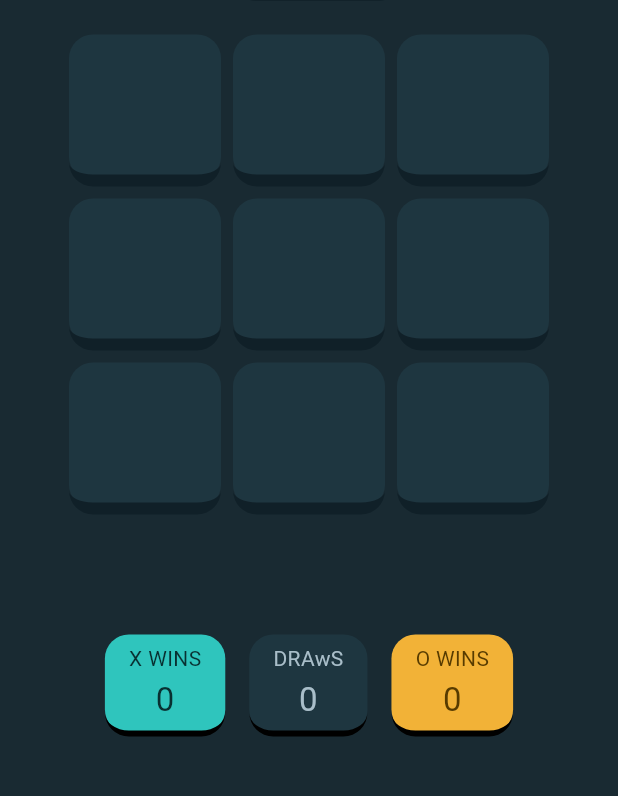
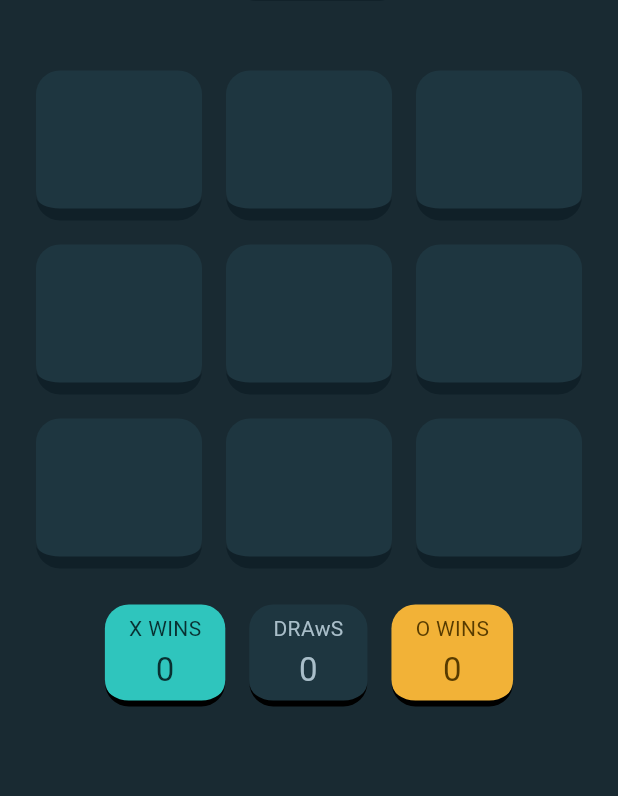
Before and after one commit to Mirror83/tic_tac_toe_flutter, a Flutter app: the screen it shows after launch, after a tap on "NEW GAME (VS CPU)", on a phone screen of 412 x 824 dp, the part 93-889 px from its top. Run offline on Flutter 3.47's test engine with Material 3 defaults, Android fonts, the phone set to English and light mode, and no system bars.

Commit message:
Replaced GriidTile board with custom one

```diff
--- a/lib/components/board.dart
+++ b/lib/components/board.dart
@@ -12,6 +12,14 @@ class Board extends StatelessWidget {
       required this.board,
       required this.makeMove,
       required this.computerIsMoving});
+
+  Expanded wrapBoardTileWithExpanded(BoardTile boardTile) {
+    return Expanded(
+        child: Padding(
+      padding: const EdgeInsets.all(8.0),
+      child: boardTile,
+    ));
+  }
 
   @override
   Widget build(BuildContext context) {
@@ -33,23 +41,39 @@ class Board extends StatelessWidget {
       }
     }
 
-    return Row(
-      children: [
-        Expanded(
-          child: Center(
-            child: SizedBox(
-              width: 320,
-              height: 400,
-              child: GridView.count(
-                crossAxisCount: 3,
-                mainAxisSpacing: 8,
-                crossAxisSpacing: 8,
-                children: [...boardTiles],
-              ),
-            ),
-          ),
-        )
-      ],
+    final List<Row> rows = [];
+
+    for (int i = 0; i < boardTiles.length; i += 3) {
+      final List<Expanded> expandedBoardTiles = [];
+      for (int j = 0; j < 3; j++) {
+        expandedBoardTiles.add(wrapBoardTileWithExpanded(boardTiles[i + j]));
+      }
+      rows.add(Row(
+        children: [...expandedBoardTiles],
+      ));
+    }
+
+    // return Padding(
+    //   padding: const EdgeInsets.all(16.0),
+    //   child: SizedBox(
+    //     height: 400,
+    //     child: GridView.count(
+    //       crossAxisCount: 3,
+    //       mainAxisSpacing: 8,
+    //       crossAxisSpacing: 8,
+    //       children: [...boardTiles],
+    //     ),
+    //   ),
+    // );
+
+    return Padding(
+      padding: const EdgeInsets.all(16.0),
+      child: Center(
+        child: Column(
+          mainAxisSize: MainAxisSize.min,
+          children: [...rows],
+        ),
+      ),
     );
   }
 }
```
